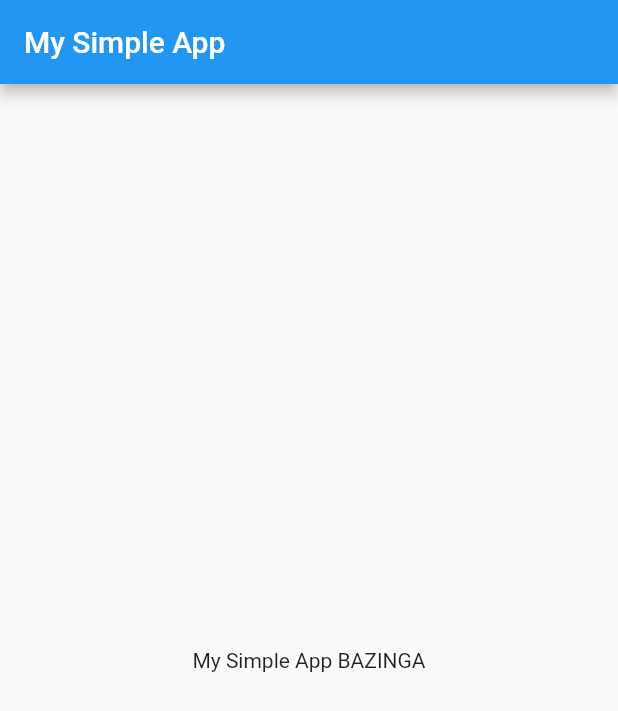
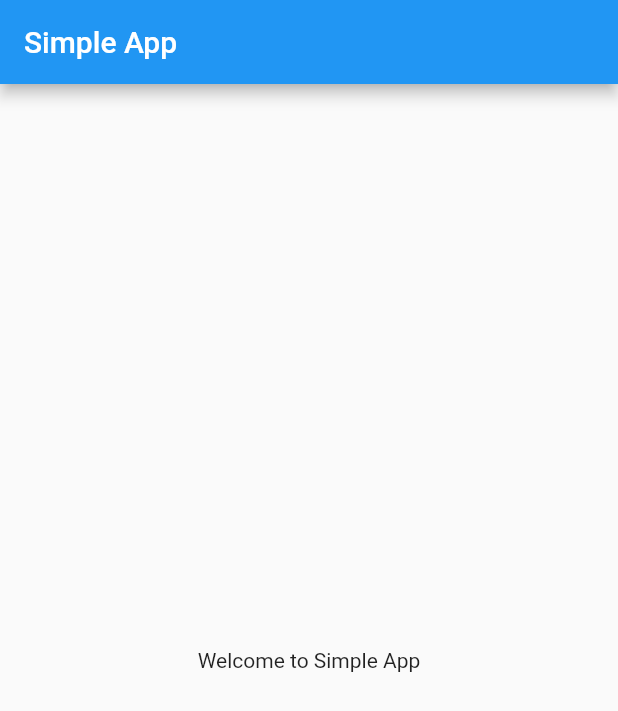
Before and after one commit to antklim/flutter_simple_app, a Flutter app: the screen it shows after launch, on a phone screen of 412 x 824 dp. Shown: the top 711 px of the screen. Run offline on Flutter 3.47's test engine with Material 2 defaults, Android fonts, the phone set to English and light mode, and no system bars.

Commit message:
Added screens directory, added home screen

```diff
--- a/lib/main.dart
+++ b/lib/main.dart
@@ -1,4 +1,5 @@
 import 'package:flutter/material.dart';
+import 'package:simple_app/screens/home.dart';
 
 void main() => runApp(SimpleApp());
 
@@ -10,25 +11,7 @@ class SimpleApp extends StatelessWidget {
       theme: ThemeData(
         primarySwatch: Colors.blue,
       ),
-      home: MainScreen(title: 'My Simple App'),
+      home: Home(title: 'Simple App', message: 'Welcome to Simple App'),
     );
   }
 }
-
-class MainScreen extends StatelessWidget {
-  MainScreen({Key key, this.title}) :super(key: key);
-
-  final String title;
-
-  @override
-  Widget build(BuildContext context) {
-    return Scaffold(
-      appBar: AppBar(
-        title: Text(title),
-      ),
-      body: Center(
-        child: Text('$title BAZINGA'),
-      ),
-    );
-  }
-}
--- /dev/null
+++ b/lib/screens/home.dart
@@ -0,0 +1,21 @@
+import 'package:flutter/material.dart';
+
+class Home extends StatelessWidget {
+  final String title;
+  final String message;
+
+  Home({Key key, @required this.title, @required this.message})
+      : super(key: key);
+
+  @override
+  Widget build(BuildContext context) {
+    return Scaffold(
+      appBar: AppBar(
+        title: Text(title),
+      ),
+      body: Center(
+        child: Text(message),
+      ),
+    );
+  }
+}
```
Also changed, not shown: 3 other files.
